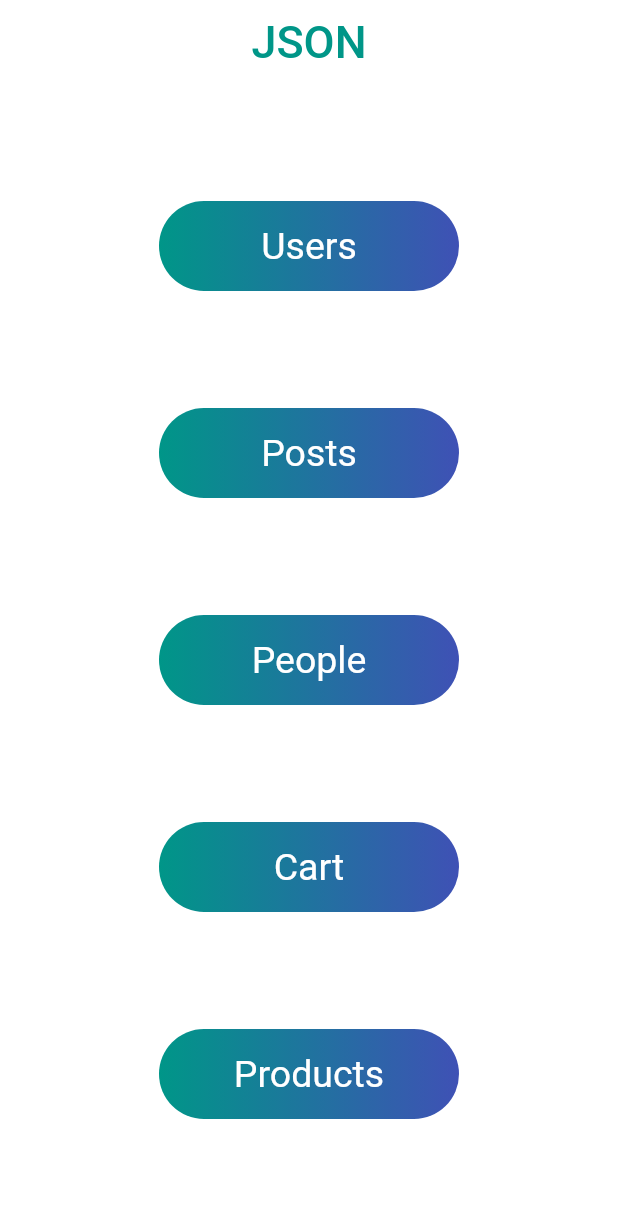
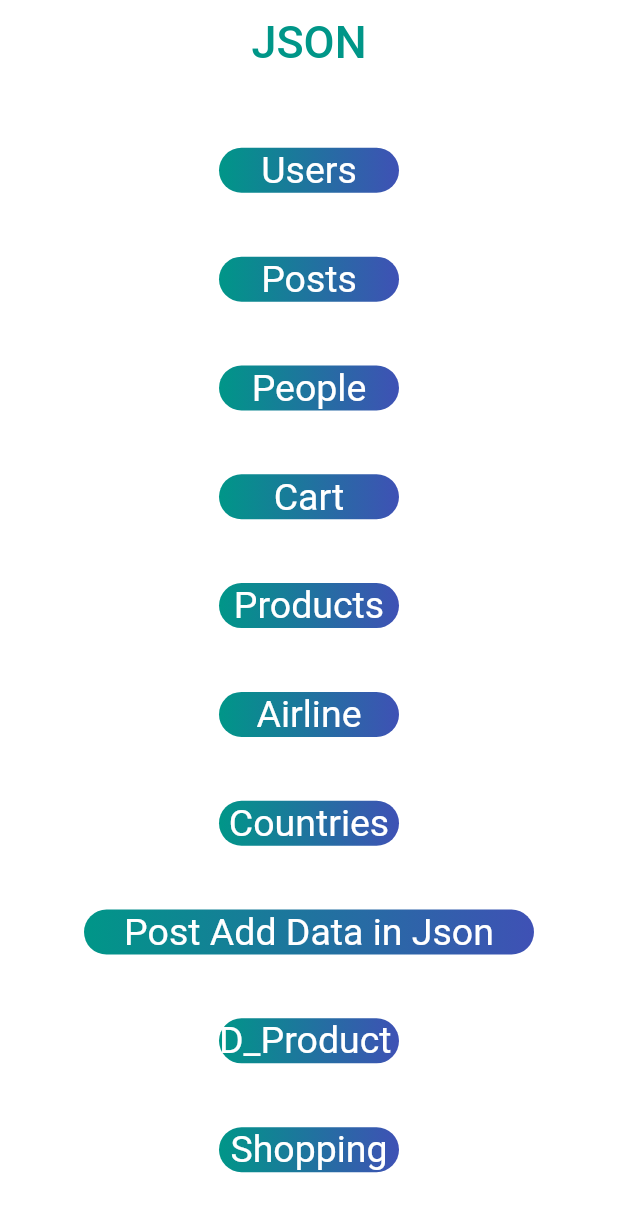
Before and after one commit to VivekTailor19/json_practice, a Flutter app: the screen it shows after launch, on a phone screen of 412 x 824 dp. Shown: the top 1212 px of the screen. Run offline on Flutter 3.47's test engine with Material 2 defaults, Android fonts, the phone set to English and light mode, and no system bars; our stand-ins replace sizer, top_snackbar_flutter; statements that could not run were skipped.

Commit message:
json parsing

```diff
--- a/lib/homescreen.dart
+++ b/lib/homescreen.dart
@@ -114,6 +114,13 @@ class _HomeScreenState extends State<HomeScreen> {
               child: HomeOptions("Products"),
             ),
 
+            GestureDetector(onTap: () => Navigator.pushNamed(context, "airline"),child: HomeOptions("Airline")),
+            GestureDetector(onTap: () => Navigator.pushNamed(context, "country"),child: HomeOptions("Countries")),
+            GestureDetector(onTap: () => Navigator.pushNamed(context, "post"),child: Container(width:300,child: Expanded(child: HomeOptions("Post Add Data in Json")))),
+            GestureDetector(onTap: () => Navigator.pushNamed(context, "d_product"),child: HomeOptions("D_Products")),
+            GestureDetector(onTap: () => Navigator.pushNamed(context, "shop"),child: HomeOptions("Shopping")),
+
+
           ],
         ),
       ),
@@ -123,8 +130,8 @@ class _HomeScreenState extends State<HomeScreen> {
 
   Widget HomeOptions(String optname) {
     return Container(
-      height: 60,
-      width: 200,
+      height: 30,
+      width: 120,
       alignment: Alignment.center,
       child: Text(
         "$optname",
@@ -137,4 +144,5 @@ class _HomeScreenState extends State<HomeScreen> {
           )),
     );
   }
+
 }
--- a/lib/main.dart
+++ b/lib/main.dart
@@ -12,6 +12,10 @@ import 'package:json_practice/offline/json/json_products/products_dashboard.dart
 import 'package:json_practice/offline/json/json_products/products_provider.dart';
 import 'package:json_practice/offline/json/json_users/json_user_provider.dart';
 import 'package:json_practice/offline/json/json_users/user_Screen.dart';
+import 'package:json_practice/online/airlines/airline_dashboard.dart';
+import 'package:json_practice/online/countries_info/countries_HomeScreen.dart';
+import 'package:json_practice/online/products_api/products_provider.dart';
+import 'package:json_practice/online/products_api/screens/product_view.dart';
 
 import 'package:provider/provider.dart';
 import 'package:sizer/sizer.dart';
@@ -21,6 +25,10 @@ import 'online/countries_info/countries_provider.dart';
 import 'online/post/provider/post_Provider.dart';
 
 
+import 'online/post/screens/homeScreen.dart';
+import 'online/post/screens/post_view.dart';
+import 'online/products_api/screens/products_homeScreen.dart';
+import 'online/products_from_dummyjson/d_products_dashboard.dart';
 import 'online/products_from_dummyjson/d_products_provider.dart';
 
 
@@ -41,6 +49,7 @@ void main() {
                   ChangeNotifierProvider(create: (context) => CountriesProvider(),),
                   ChangeNotifierProvider(create: (context) => D_ProductsProvider(),),
                   ChangeNotifierProvider(create: (context) => PostProvider(),),
+                  ChangeNotifierProvider(create: (context) => ShoppingProvider()),
 
                 ],
                 child: MaterialApp(
@@ -53,7 +62,18 @@ void main() {
                     "people":(context) => People_DataBase(),
                     "person":(context) => Person_View(),
                     "cart":(context) => Cart_DataBase(),
-                    "products":(context) => Products_DashBoard()
+                    "products":(context) => Products_DashBoard(),
+                    "airline":(context) => AirLine_DashBoard(),
+                    "country":(context) => Countries_HomeScreen(),
+                    "post":(context) => PostScreen(),
+                    "viewjson":(context) => Post_View(),
+                    "d_product":(context) => D_Products_DashBoard(),
+                    "shop":(context) => Home_Products(),
+                    "productview":(context) => Product_View(),
+
+
+
+
 
             },
           ),
--- a/lib/online/homeScreen.dart
+++ /dev/null
@@ -1,38 +0,0 @@
-import 'package:flutter/cupertino.dart';
-import 'package:flutter/material.dart';
-import 'package:sizer/sizer.dart';
-
-class HomeScreen extends StatefulWidget {
-  const HomeScreen({Key? key}) : super(key: key);
-
-  @override
-  State<HomeScreen> createState() => _HomeScreenState();
-}
-
-class _HomeScreenState extends State<HomeScreen> {
-  @override
-  Widget build(BuildContext context) {
-    return SafeArea(
-      child: Scaffold(
-        body: Column(
-          mainAxisAlignment: MainAxisAlignment.spaceAround,
-          children: [
-            GestureDetector(onTap: () => Navigator.pushNamed(context, "airline"),child: Tabs("Airlines")),
-          ],
-        ),
-      ),
-    );
-  }
-  Widget Tabs(String? title)
-  {
-    return Container(
-      height: 3.h,width: 35.w,
-      alignment: Alignment.center,
-      child: Text("$title",style: TextStyle(color: Colors.white,fontSize:15.sp ),),
-      decoration: BoxDecoration(
-        borderRadius: BorderRadius.circular(5.w),
-        gradient: LinearGradient(colors: [Colors.indigo,Colors.lightBlueAccent],)
-      ),
-    );
-  }
-}
```
